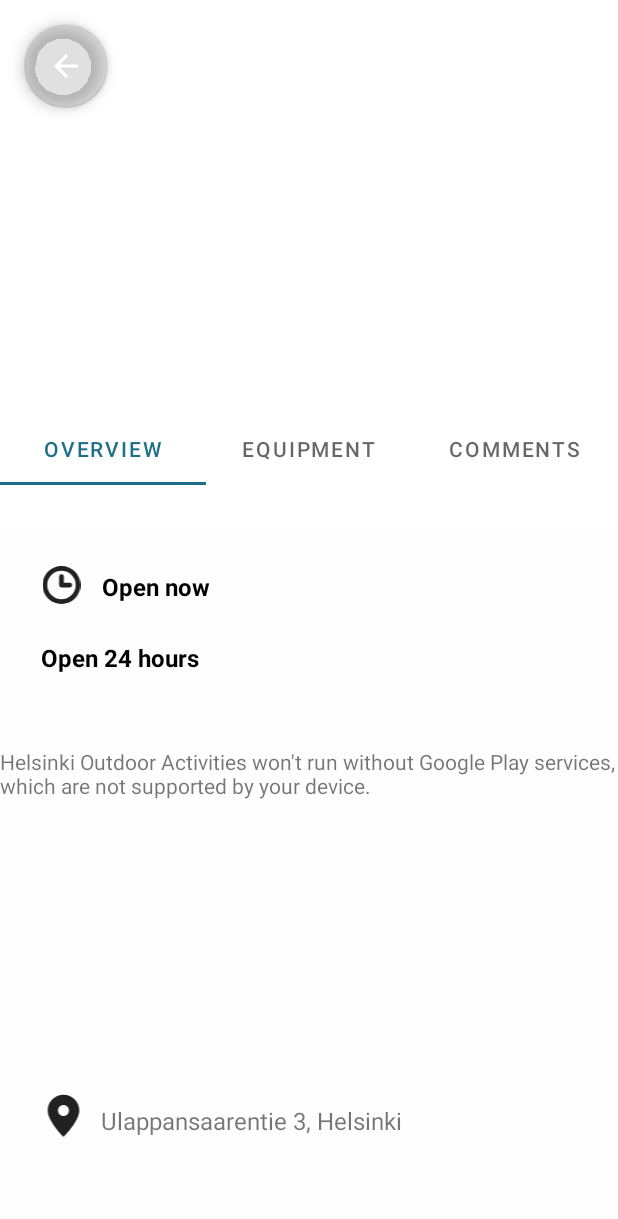
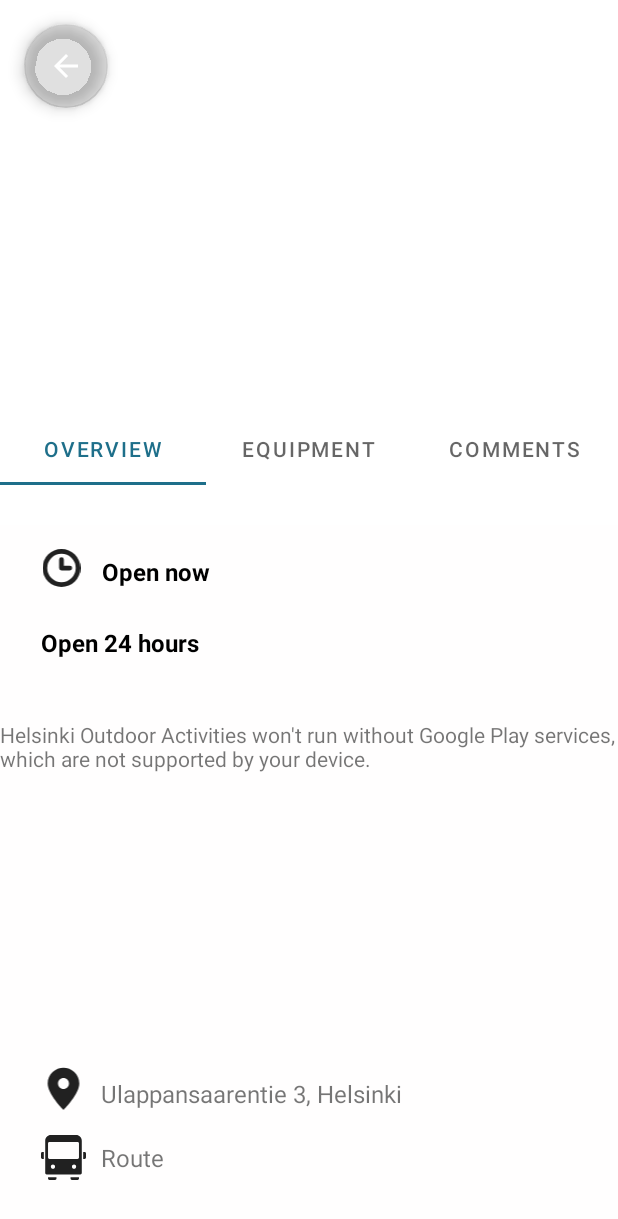
Before and after one commit to katjasei/HelsinkiOutdoorActivities, an Android app: the OverviewFragment screen opened directly, with no data from a screen before it, on a phone screen of 412 x 824 dp. Shown: the top 1219 px of the screen. Run offline under Robolectric (Android 15) with nearby library versions, the phone set to English and light mode, and no system bars; 2 statements that could not run were skipped.

Commit message:
add more changes to layouts

```diff
--- a/app/src/main/res/layout/fragment_overview.xml
+++ b/app/src/main/res/layout/fragment_overview.xml
@@ -11,7 +11,7 @@
         android:layout_width="wrap_content"
         android:layout_height="wrap_content"
         android:layout_marginStart="13dp"
-        android:layout_marginTop="30dp"
+        android:layout_marginTop="20dp"
         android:text="Open now"
         android:textColor="#000000"
         android:textSize="16sp"
@@ -37,7 +37,7 @@
         android:name="com.google.android.gms.maps.SupportMapFragment"
         android:layout_width="match_parent"
         android:layout_height="200dp"
-        android:layout_marginTop="148dp"
+        android:layout_marginTop="130dp"
         android:contentDescription="@string/desc_map"
         android:textAlignment="center"
         app:layout_constraintEnd_toEndOf="parent"
@@ -60,7 +60,7 @@
         android:layout_width="27dp"
         android:layout_height="25dp"
         android:layout_marginStart="27dp"
-        android:layout_marginTop="27dp"
+        android:layout_marginTop="16dp"
         app:layout_constraintStart_toStartOf="parent"
         app:layout_constraintTop_toTopOf="parent"
         app:srcCompat="@drawable/time_clock" />
@@ -76,4 +76,25 @@
         app:layout_constraintStart_toEndOf="@+id/imageView4"
         app:layout_constraintTop_toBottomOf="@+id/map" />
 
+    <ImageView
+        android:id="@+id/imageView"
+        android:layout_width="30dp"
+        android:layout_height="30dp"
+        android:layout_marginStart="27dp"
+        android:layout_marginTop="16dp"
+        app:layout_constraintStart_toStartOf="parent"
+        app:layout_constraintTop_toBottomOf="@+id/imageView4"
+        app:srcCompat="@drawable/bus_front_12" />
+
+    <TextView
+        android:id="@+id/route"
+        android:layout_width="wrap_content"
+        android:layout_height="wrap_content"
+        android:layout_marginStart="10dp"
+        android:text="Route"
+        android:textSize="16sp"
+        app:layout_constraintBottom_toBottomOf="@+id/imageView"
+        app:layout_constraintStart_toEndOf="@+id/imageView"
+        app:layout_constraintTop_toTopOf="@+id/imageView" />
+
 </androidx.constraintlayout.widget.ConstraintLayout>
```
